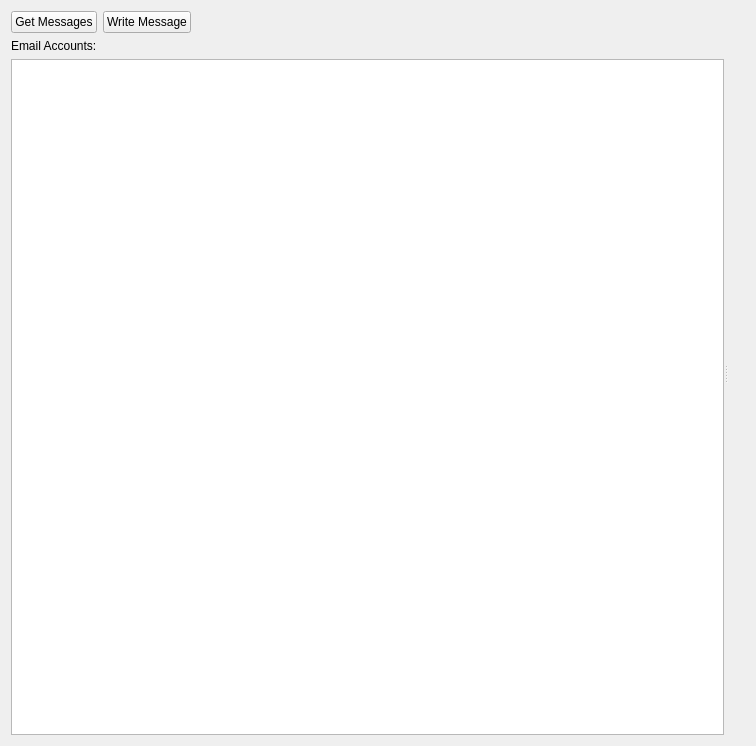
Before: the Qt Designer form src/modules/windows/email/EmailContentsWidget.ui in honza-c/otter-browser, drawn with Qt 5.
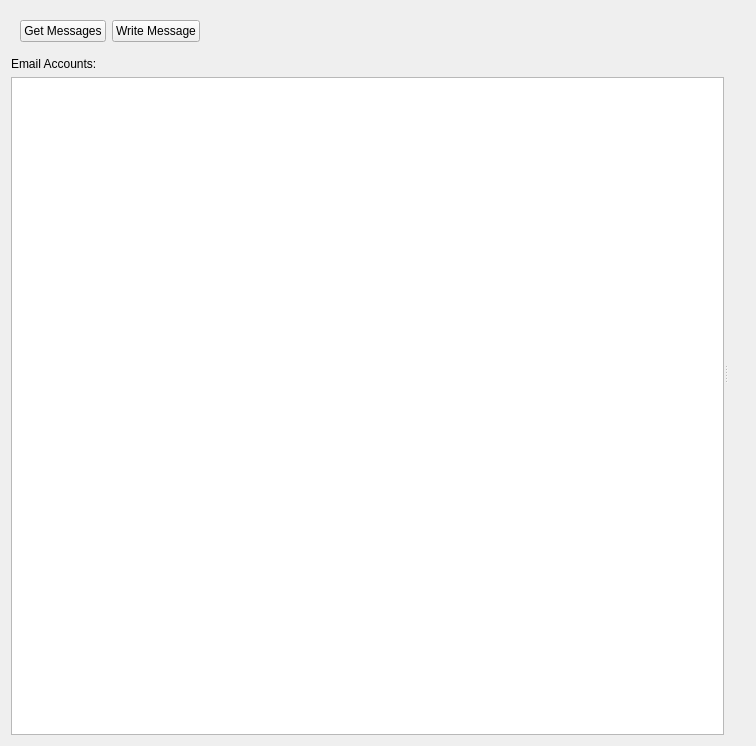
After: the same form once the commit is applied. Custom widgets are drawn as their Qt base class.

Commit message: buttons to get new email messages and to write email are now hidden in the sidebar mode

Diff of the .ui file:
```diff
--- a/src/modules/windows/email/EmailContentsWidget.ui
+++ b/src/modules/windows/email/EmailContentsWidget.ui
@@ -28,6 +28,7 @@
      <widget class="QWidget" name="emailSidebarWidget" native="true">
       <layout class="QVBoxLayout" name="verticalLayout">
        <item>
+        <widget class="QWidget" name="emailSidebarButtons" native="true">
         <layout class="QHBoxLayout" name="emailSidebarButtonsLayout">
          <item>
           <widget class="QPushButton" name="getMessagesButton">
@@ -57,6 +58,7 @@
           </spacer>
          </item>
         </layout>
+        </widget>
        </item>
        <item>
         <layout class="QVBoxLayout" name="inboxFolderTreeVerticalLayout">
```
Lines whose indentation alone changed are shown as unchanged. The commit also changes 1 other file.
